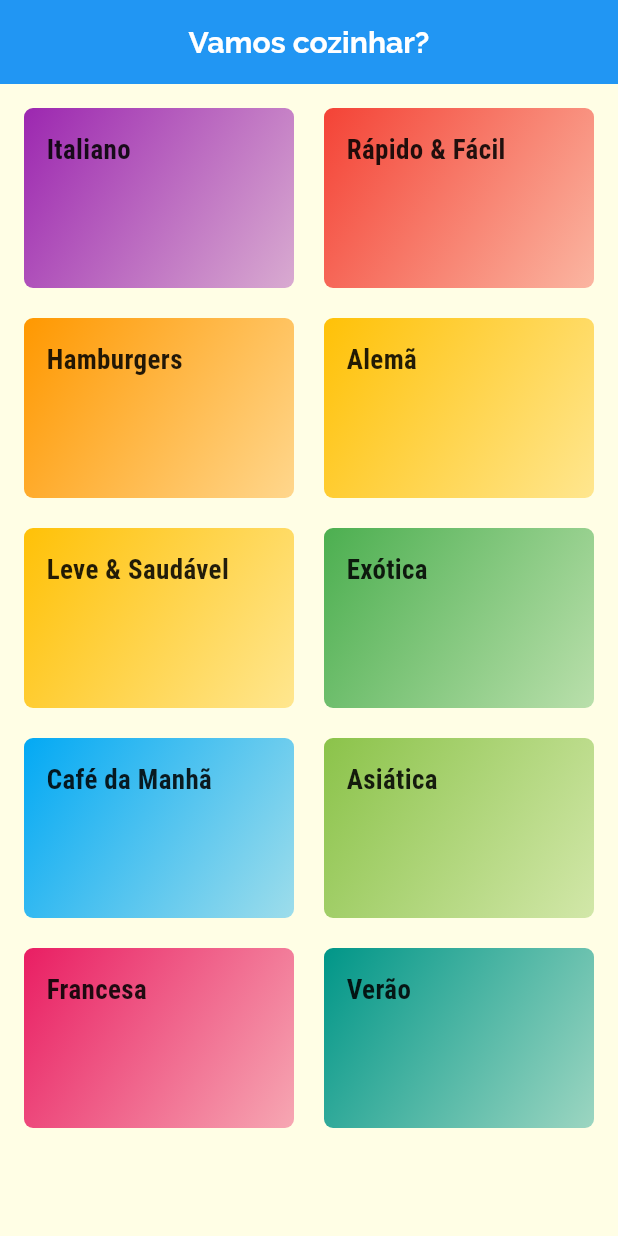
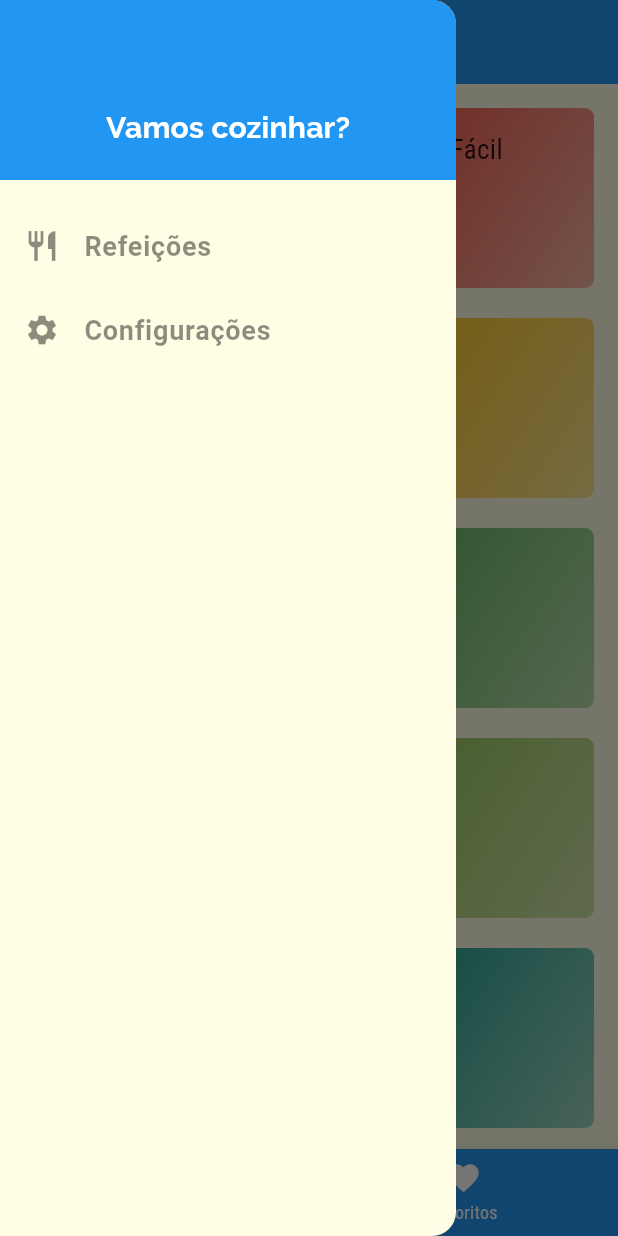
Before and after one commit to FabianoPereiraOne/Meals, a Flutter app: the screen it shows after launch, with the side drawer open (before the commit the screen has no drawer), on a phone screen of 412 x 824 dp. Run offline on Flutter 3.47's test engine with Material 3 defaults, Android fonts, the phone set to English and light mode, and no system bars.

Commit message:
Feat: add tabs and settings

```diff
--- /dev/null
+++ b/lib/components/sidebar.dart
@@ -0,0 +1,54 @@
+import 'package:flutter/material.dart';
+import 'package:meals/utils/appRoutes.dart';
+
+class Sidebar extends StatelessWidget {
+  const Sidebar({super.key});
+
+  Widget _linkRow(IconData icon, String label, Function() onTap) {
+    return ListTile(
+      leading: Icon(icon, size: 24, color: Colors.black45),
+      title: Text(
+        label,
+        style: TextStyle(
+          fontSize: 18,
+          fontWeight: FontWeight.w600,
+          color: Colors.black45,
+        ),
+      ),
+      onTap: onTap,
+    );
+  }
+
+  @override
+  Widget build(BuildContext context) {
+    return Drawer(
+      child: Column(
+        children: [
+          Container(
+            color: Theme.of(context).primaryColor,
+            padding: EdgeInsets.all(20),
+            alignment: Alignment.bottomCenter,
+            width: double.infinity,
+            height: 120,
+            child: Text(
+              "Vamos cozinhar?",
+              style: Theme.of(context).textTheme.titleMedium,
+            ),
+          ),
+          SizedBox(height: 16),
+          _linkRow(
+            Icons.restaurant,
+            "Refeições",
+            () => Navigator.of(context).pushReplacementNamed(AppRoutes.HOME),
+          ),
+          _linkRow(
+            Icons.settings,
+            "Configurações",
+            () =>
+                Navigator.of(context).pushReplacementNamed(AppRoutes.SETTINGS),
+          ),
+        ],
+      ),
+    );
+  }
+}
--- a/lib/main.dart
+++ b/lib/main.dart
@@ -1,7 +1,8 @@
 import 'package:flutter/material.dart';
-import 'package:meals/screens/CategoryScreen.dart';
-import 'package:meals/screens/categories.dart';
-import 'package:meals/screens/mealDetailScreen.dart';
+import 'package:meals/screens/Category.dart';
+import 'package:meals/screens/mealDetail.dart';
+import 'package:meals/screens/settings.dart';
+import 'package:meals/screens/tabs.dart';
 import 'package:meals/utils/appRoutes.dart';
 
 void main() => runApp(Meals());
@@ -23,17 +24,18 @@ class Meals extends StatelessWidget {
           titleTextStyle: TextStyle(
             fontSize: 20,
             fontFamily: "Raleway",
-            fontWeight: FontWeight.bold,
+            fontWeight: FontWeight.w600,
             color: Colors.white,
           ),
         ),
+        primaryColor: Colors.blue,
         fontFamily: "Raleway",
         colorScheme: ColorScheme(
-          primary: Colors.blue,
+          primary: Colors.white,
           brightness: Brightness.light,
           onPrimary: Colors.blue,
-          secondary: Colors.green,
-          onSecondary: Colors.green,
+          secondary: Color.fromRGBO(34, 242, 187, 1),
+          onSecondary: Color.fromRGBO(34, 242, 187, 1),
           error: Colors.red,
           onError: Colors.red,
           surface: Color.fromRGBO(255, 254, 229, 1),
@@ -49,20 +51,21 @@ class Meals extends StatelessWidget {
           bodyMedium: TextStyle(
             fontSize: 18,
             fontFamily: "RobotoCondensed",
-            fontWeight: FontWeight.bold,
+            fontWeight: FontWeight.w400,
             color: Colors.black87,
           ),
         ),
       ),
       routes: {
-        AppRoutes.HOME: (ctx) => CategoriesScreen(),
+        AppRoutes.HOME: (ctx) => TabsScreen(),
         AppRoutes.CATEGORIES_MEALS: (ctx) => CategoryScreen(),
         AppRoutes.MEAL_DETAILS: (ctx) => MealDetailScreen(),
+        AppRoutes.SETTINGS: (ctx) => SettingsScreen(),
       },
       onUnknownRoute: (settings) {
         return MaterialPageRoute(
           builder: (_) {
-            return CategoriesScreen();
+            return TabsScreen();
           },
         );
       },
--- a/lib/screens/categories.dart
+++ b/lib/screens/categories.dart
@@ -7,10 +7,7 @@ class CategoriesScreen extends StatelessWidget {
 
   @override
   Widget build(BuildContext context) {
-    return Scaffold(
-      appBar: AppBar(title: Text("Vamos cozinhar?")),
-
-      body: GridView(
+    return GridView(
       padding: EdgeInsets.all(16),
       gridDelegate: SliverGridDelegateWithMaxCrossAxisExtent(
         maxCrossAxisExtent: 200,
@@ -19,7 +16,6 @@ class CategoriesScreen extends StatelessWidget {
         mainAxisSpacing: 20,
       ),
       children: dummyCategories.map((cat) => CategoryItem(cat)).toList(),
-      ),
     );
   }
 }
--- /dev/null
+++ b/lib/screens/tabs.dart
@@ -0,0 +1,54 @@
+import 'package:flutter/material.dart';
+import 'package:meals/components/sidebar.dart';
+import 'package:meals/screens/categories.dart';
+import 'package:meals/screens/favorites.dart';
+
+class TabsScreen extends StatefulWidget {
+  const TabsScreen({super.key});
+
+  @override
+  State<TabsScreen> createState() => _TabsScreenState();
+}
+
+class _TabsScreenState extends State<TabsScreen> {
+  int tabSelected = 0;
+  final List<Map<String, Object>> listTabsScreen = [
+    {"title": "Todas as categorias", "screen": CategoriesScreen()},
+    {"title": "Comidas favoritas", "screen": FavoritesScreen()},
+  ];
+
+  void _onSelectTab(int count) {
+    setState(() {
+      tabSelected = count;
+    });
+  }
+
+  @override
+  Widget build(BuildContext context) {
+    String title = listTabsScreen[tabSelected]["title"] as String;
+    Widget body = listTabsScreen[tabSelected]["screen"] as Widget;
+
+    return Scaffold(
+      appBar: AppBar(title: Text(title)),
+      body: body,
+      drawer: Sidebar(),
+      bottomNavigationBar: BottomNavigationBar(
+        backgroundColor: Theme.of(context).primaryColor,
+        currentIndex: tabSelected,
+        unselectedItemColor: Theme.of(context).colorScheme.primary,
+        selectedItemColor: Theme.of(context).colorScheme.secondary,
+        onTap: _onSelectTab,
+        items: [
+          BottomNavigationBarItem(
+            icon: Icon(Icons.category),
+            label: "Categorias",
+          ),
+          BottomNavigationBarItem(
+            icon: Icon(Icons.favorite),
+            label: "Favoritos",
+          ),
+        ],
+      ),
+    );
+  }
+}
--- a/lib/utils/appRoutes.dart
+++ b/lib/utils/appRoutes.dart
@@ -2,4 +2,5 @@ class AppRoutes {
   static const HOME = "/";
   static const CATEGORIES_MEALS = '/categories-meals';
   static const MEAL_DETAILS = '/meal-details';
+  static const SETTINGS = '/settings';
 }
```
Also changed, not shown: lib/models/settings.dart (added, +13 -0 lines), lib/screens/favorites.dart (added, +10 -0 lines), lib/screens/mealDetail.dart (renamed from lib/screens/mealDetailScreen.dart, +11 -6 lines), lib/screens/settings.dart (added, +104 -0 lines), lib/screens/category.dart (renamed from lib/screens/categoryScreen.dart). Lines whose indentation alone changed are shown as unchanged.
